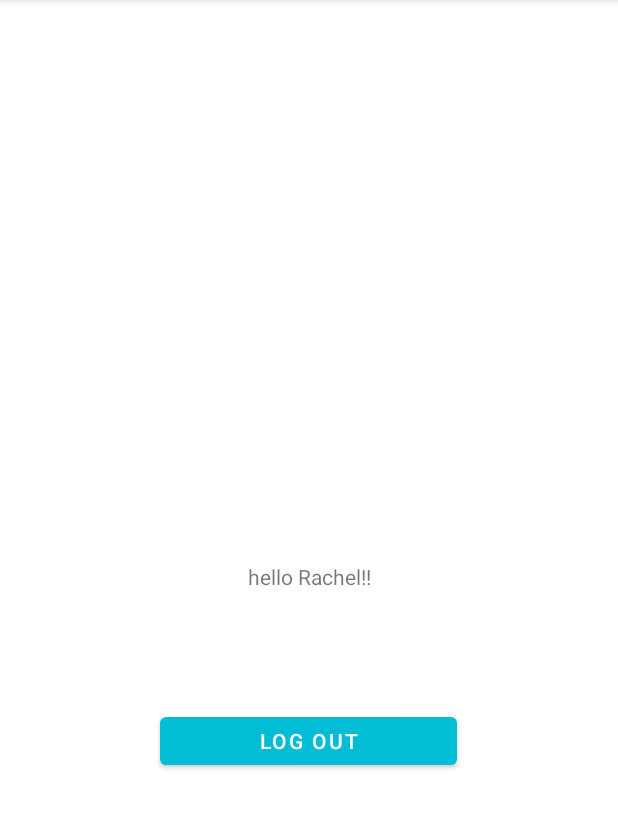
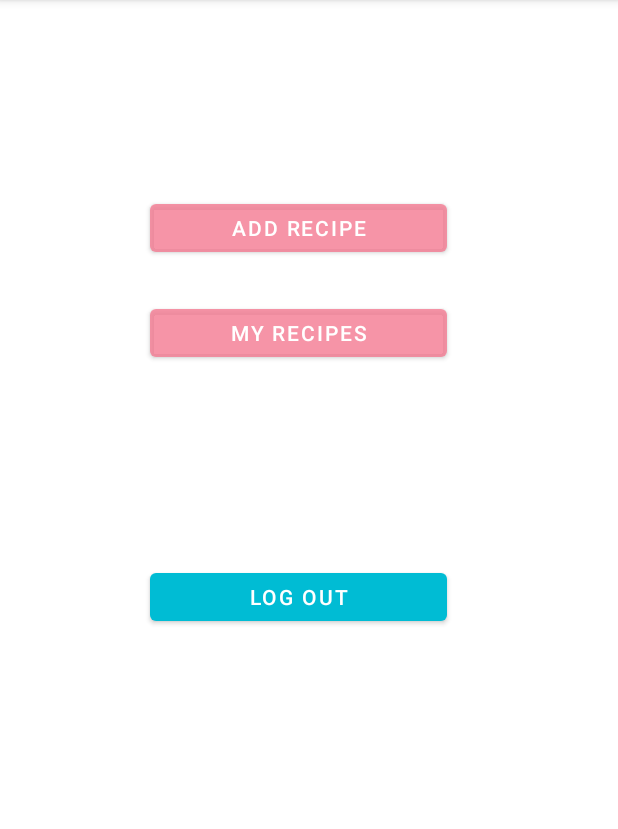
Before and after one commit to LeahMi/FinalProject, an Android app: the screen it shows after launch (MainActivity), on a phone screen of 412 x 824 dp, the part 84-913 px from its top. Run offline under Robolectric (Android 15) with nearby library versions, the phone set to English and light mode, and no system bars; our stand-ins replace Firebase (no records; nobody signed in at launch, a user with empty details on screens opened directly).

Commit message:
adding a fragment: AddRecipeFragment

```diff
--- a/app/build.gradle
+++ b/app/build.gradle
@@ -51,4 +51,5 @@ dependencies {
     androidTestImplementation 'androidx.test.espresso:espresso-core:3.4.0'
     implementation 'com.google.firebase:firebase-bom:29.0.2'
 //    implementation 'com.google.firebase:firebase-analytics'
+
 }
--- a/app/src/main/AndroidManifest.xml
+++ b/app/src/main/AndroidManifest.xml
@@ -1,7 +1,8 @@
 <?xml version="1.0" encoding="utf-8"?>
 <manifest xmlns:android="http://schemas.android.com/apk/res/android"
     package="com.dvora.finalproject">
-    <uses-permission android:name="android.permission.INTERNET"/>
+
+    <uses-permission android:name="android.permission.INTERNET" />
 
     <application
         android:allowBackup="true"
@@ -10,7 +11,8 @@
         android:roundIcon="@mipmap/ic_launcher_round"
         android:supportsRtl="true"
         android:theme="@style/Theme.FinalProject">
-        <activity android:name=".Login"></activity>
+        <activity android:name=".AddRecipe"></activity>
+        <activity android:name=".Login" />
         <activity android:name=".Register">
             <intent-filter>
                 <action android:name="android.intent.action.MAIN" />
--- a/app/src/main/java/com/dvora/finalproject/MainActivity.java
+++ b/app/src/main/java/com/dvora/finalproject/MainActivity.java
@@ -1,23 +1,31 @@
 package com.dvora.finalproject;
 
 import androidx.appcompat.app.AppCompatActivity;
+
 
 import android.content.Intent;
 import android.os.Bundle;
 import android.util.Log;
 import android.view.View;
 import android.widget.Button;
+import android.widget.Toast;
 
 import com.google.firebase.auth.FirebaseAuth;
+
+import java.util.List;
 
 public class MainActivity extends AppCompatActivity {
     //private FirebaseAuth mAuth;
     Button mLogoutBtn;
+    Button mAddRecipeBtn;
+    Button mAllRecipesBtn;
+    private RecipeRepository repo = new RecipeRepository();
     @Override
     protected void onCreate(Bundle savedInstanceState) {
         //mAuth = FirebaseAuth.getInstance();
         super.onCreate(savedInstanceState);
         setContentView(R.layout.activity_main);
+
 
 //        mLogoutBtn.setOnClickListener(new View.OnClickListener() {
 //            @Override
@@ -35,6 +43,28 @@ public class MainActivity extends AppCompatActivity {
                 finish();
             }
         });
+        mAddRecipeBtn=findViewById(R.id.addRecipeOptionBtn);
+        mAddRecipeBtn.setOnClickListener(new View.OnClickListener() {
+            @Override
+            public void onClick(View v) {
+//                Log.d("TAG","AddRecipe class");
+//                startActivity(new Intent(getApplicationContext(),AddRecipe.class));
+                getSupportFragmentManager().beginTransaction().replace(R.id.container,new AddRecipeFragment()).commit();
+                mAddRecipeBtn.setVisibility(View.GONE);
+                mAllRecipesBtn.setVisibility(View.GONE);
+                mLogoutBtn.setVisibility(View.GONE);
+            }
+        });
+        mAllRecipesBtn= findViewById(R.id.allRecipesOptionBtn);
+        mAllRecipesBtn.setOnClickListener(new View.OnClickListener() {
+            @Override
+            public void onClick(View v) {
+                getSupportFragmentManager().beginTransaction().replace(R.id.container,new AllRecipesFragment()).commit();
+                mAddRecipeBtn.setVisibility(View.GONE);
+                mAllRecipesBtn.setVisibility(View.GONE);
+                mLogoutBtn.setVisibility(View.GONE);
+            }
+        });
     }
 
 //    public void logout(View view){
--- a/app/src/main/res/layout/activity_login.xml
+++ b/app/src/main/res/layout/activity_login.xml
@@ -51,8 +51,8 @@
 
     <Button
         android:id="@+id/loginBtn"
-        android:layout_width="214dp"
-        android:layout_height="54dp"
+        android:layout_width="198dp"
+        android:layout_height="44dp"
         android:layout_marginTop="76dp"
         android:text="Login"
         app:backgroundTint="#00BCD4"
--- a/app/src/main/res/layout/activity_main.xml
+++ b/app/src/main/res/layout/activity_main.xml
@@ -1,30 +1,57 @@
 <?xml version="1.0" encoding="utf-8"?>
+
+
 <androidx.constraintlayout.widget.ConstraintLayout xmlns:android="http://schemas.android.com/apk/res/android"
     xmlns:app="http://schemas.android.com/apk/res-auto"
     xmlns:tools="http://schemas.android.com/tools"
+    android:id="@+id/container"
     android:layout_width="match_parent"
     android:layout_height="match_parent"
-    tools:context=".MainActivity">
+    tools:context=".MainActivity"
+    tools:ignore="MergeRootFrame">
 
-    <TextView
-        android:layout_width="wrap_content"
-        android:layout_height="wrap_content"
-        android:text="hello Rachel!!"
-        app:layout_constraintBottom_toBottomOf="parent"
-        app:layout_constraintLeft_toLeftOf="parent"
-        app:layout_constraintRight_toRightOf="parent"
-        app:layout_constraintTop_toTopOf="parent" />
+    <FrameLayout
+        android:id="@id/container"
+        android:layout_width="match_parent"
+        android:layout_height="match_parent"
+        tools:layout_editor_absoluteX="10dp"
+        tools:layout_editor_absoluteY="-116dp">
+
+        <Button
+            android:id="@+id/addRecipeOptionBtn"
+            android:layout_width="198dp"
+            android:layout_height="44dp"
+            android:layout_marginLeft="100dp"
+            android:layout_marginTop="130dp"
+            android:onClick="this"
+            android:text="Add Recipe"
+            app:backgroundTint="#D0F47C93"
+            tools:ignore="onClick" />
+
+        <Button
+            android:id="@+id/allRecipesOptionBtn"
+            android:layout_width="198dp"
+            android:layout_height="44dp"
+            android:layout_marginLeft="100dp"
+            android:layout_marginTop="200dp"
+            android:onClick="this"
+            android:text="My Recipes"
+            app:backgroundTint="#D0F47C93"
+            tools:ignore="onClick" />
 
         <Button
             android:id="@+id/logoutBtn"
             android:layout_width="198dp"
             android:layout_height="44dp"
-        android:layout_marginBottom="252dp"
+            android:layout_marginLeft="100dp"
+            android:layout_marginTop="376dp"
+            android:onClick="this"
             android:text="Log out"
             app:backgroundTint="#00BCD4"
-        app:layout_constraintBottom_toBottomOf="parent"
-        app:layout_constraintEnd_toEndOf="parent"
-        app:layout_constraintHorizontal_bias="0.497"
-        app:layout_constraintStart_toStartOf="parent" />
+            tools:ignore="onClick" />
+
+
+    </FrameLayout>
+
 
 </androidx.constraintlayout.widget.ConstraintLayout>
--- a/app/src/main/res/values/strings.xml
+++ b/app/src/main/res/values/strings.xml
@@ -1,3 +1,5 @@
 <resources>
     <string name="app_name">FinalProject</string>
+    <!-- TODO: Remove or change this placeholder text -->
+    <string name="hello_blank_fragment">Hello blank fragment</string>
 </resources>
```
Also changed, not shown: app/src/main/java/com/dvora/finalproject/AddRecipe.java (added, +112 -0 lines), app/src/main/java/com/dvora/finalproject/IngredientInfo.java (added, +44 -0 lines), app/src/main/java/com/dvora/finalproject/Register.java (+35 -3 lines), app/src/main/res/layout/activity_add_recipe.xml (added, +106 -0 lines). Lines whose indentation alone changed are shown as unchanged.
